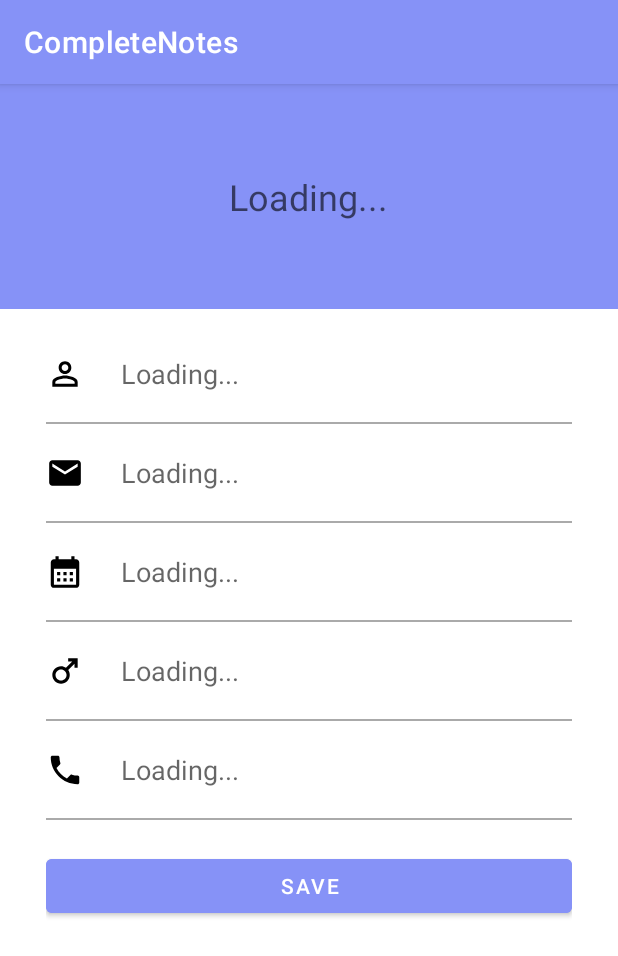
After one commit to stavshaham/CompleteNotesSQLite, an Android app: the UserSettingsActivity screen opened directly, with no data from a screen before it, on a phone screen of 412 x 824 dp. The commit adds this screen. Shown: the top 956 px of the screen. Run offline under Robolectric (Android 15) with nearby library versions, the phone set to English and light mode, and no system bars.

Commit message:
DB Fixed

```diff
--- a/app/src/main/AndroidManifest.xml
+++ b/app/src/main/AndroidManifest.xml
@@ -5,6 +5,7 @@
     <uses-permission android:name="android.permission.PROXIMITY" />
     <uses-permission android:name="android.permission.VIBRATE" />
     <uses-permission android:name="android.permission.INTERNET" />
+
     <application
         android:allowBackup="true"
         android:dataExtractionRules="@xml/data_extraction_rules"
@@ -14,6 +15,9 @@
         android:supportsRtl="true"
         android:theme="@style/Theme.CompleteNotes"
         tools:targetApi="31">
+        <activity
+            android:name=".UserSettingsActivity"
+            android:exported="false" />
         <activity
             android:name=".RegisterActivity"
             android:exported="false" />
@@ -34,7 +38,7 @@
             android:exported="false" />
         <activity
             android:name=".MainActivity"
-            android:exported="false"/>
+            android:exported="false" />
     </application>
 
 </manifest>
--- /dev/null
+++ b/app/src/main/java/com/stav/completenotes/UserSettingsActivity.java
@@ -0,0 +1,183 @@
+package com.stav.completenotes;
+
+import androidx.appcompat.app.AlertDialog;
+import androidx.appcompat.app.AppCompatActivity;
+
+import android.app.DatePickerDialog;
+import android.os.Bundle;
+import android.text.TextUtils;
+import android.util.Patterns;
+import android.view.View;
+import android.widget.AdapterView;
+import android.widget.ArrayAdapter;
+import android.widget.Button;
+import android.widget.EditText;
+import android.widget.ImageView;
+import android.widget.Spinner;
+import android.widget.TextView;
+import android.widget.Toast;
+
+import com.stav.completenotes.db.SQLiteHelper;
+import com.stav.completenotes.db.User;
+
+import java.util.Calendar;
+
+public class UserSettingsActivity extends AppCompatActivity implements AdapterView.OnItemSelectedListener {
+
+    private SQLiteHelper sqLiteHelper;
+    private EditText editTextName, editTextEmail, editTextDate, editTextGender, editTextPhone;
+    private TextView textViewWelcome;
+    private String name, email, dob, username, phone, gender;
+    private DatePickerDialog picker;
+    private ImageView genderImageView;
+    private Button saveBtn;
+
+    @Override
+    protected void onCreate(Bundle savedInstanceState) {
+        super.onCreate(savedInstanceState);
+        setContentView(R.layout.activity_user_settings);
+        // Initializing xml values
+        saveBtn = findViewById(R.id.saveBtn);
+        editTextName = findViewById(R.id.edit_text_name);
+        editTextEmail = findViewById(R.id.edit_text_email);
+        editTextDate = findViewById(R.id.edit_text_dob);
+        editTextGender = findViewById(R.id.edit_text_gender);
+        editTextPhone = findViewById(R.id.edit_text_phone);
+
+        textViewWelcome = findViewById(R.id.text_show_welcome);
+        genderImageView = findViewById(R.id.ic_gender);
+
+        sqLiteHelper = new SQLiteHelper(getApplicationContext());
+
+        User user = sqLiteHelper.getCurrentUser();
+        if (user == null) {
+            Toast.makeText(UserSettingsActivity.this, "Something went wrong! User's details are not available at this moment", Toast.LENGTH_SHORT).show();
+        } else {
+            updateUserData(user);
+        }
+        editTextName.setOnClickListener(v -> {
+            alertDialogBuilder("Change username", "Enter your username", editTextName, "username");
+        });
+
+        editTextPhone.setOnClickListener(v -> {
+            alertDialogBuilder("Change phone number", "Enter your phone number", editTextPhone, "phone");
+        });
+
+        editTextEmail.setOnClickListener(v -> {
+            alertDialogBuilder("Change your email", "Enter your new email", editTextEmail, "email");
+        });
+
+        editTextDate.setOnClickListener(v -> {
+            final Calendar cal = Calendar.getInstance();
+            int day = cal.get(Calendar.DAY_OF_MONTH);
+            int month = cal.get(Calendar.MONTH);
+            int year = cal.get(Calendar.YEAR);
+
+            picker = new DatePickerDialog(UserSettingsActivity.this, R.style.AppTheme_DialogTheme, (vw, year1, month1, dayOfMonth) ->
+                    editTextDate.setText(dayOfMonth + "/" + (month1 + 1) + "/" + year1), year, month, day);
+
+            picker.show();
+        });
+
+        editTextGender.setOnClickListener(v -> {
+            final String[] genders = {"Male", "Female"};
+            Spinner dropdown = new Spinner(UserSettingsActivity.this);
+            ArrayAdapter<String> adapter = new ArrayAdapter<>(UserSettingsActivity.this, android.R.layout.simple_spinner_dropdown_item, genders);
+            adapter.setDropDownViewResource(android.R.layout.simple_spinner_dropdown_item);
+            dropdown.setAdapter(adapter);
+            dropdown.setOnItemSelectedListener(UserSettingsActivity.this);
+        });
+
+        saveBtn.setOnClickListener(v -> {
+
+        });
+    }
+
+    @Override
+    public void onItemSelected(AdapterView<?> parent, View v, int position, long id) {
+        switch (position) {
+            case 0:
+                editTextGender.setText("Male");
+                genderImageView.setImageResource(R.drawable.baseline_male_24);
+                break;
+            case 1:
+                editTextGender.setText("Female");
+                genderImageView.setImageResource(R.drawable.baseline_female_24);
+                break;
+
+        }
+    }
+
+    @Override
+    public void onNothingSelected(AdapterView<?> adapterView) {
+
+    }
+
+    private void updateUserData(User user) {
+        name = user.getName();
+        email = user.getEmail();
+        dob = user.getDob();
+        username = user.getUsername();
+        phone = user.getPhoneNumber();
+        gender = user.getGender();
+
+        textViewWelcome.setHint("Welcome " + name);
+        editTextName.setHint(username);
+        editTextEmail.setHint(email);
+        editTextDate.setHint(dob);
+        editTextGender.setHint(gender);
+        editTextPhone.setHint(phone);
+
+        if (gender.equalsIgnoreCase("male")) {
+            genderImageView.setImageResource(R.drawable.baseline_male_24);
+        } else {
+            genderImageView.setImageResource(R.drawable.baseline_female_24);
+        }
+    }
+
+    // alertDialogBuilder function
+    // The function builds and alertDialog and checks the necessary things to change the text
+    public void alertDialogBuilder(String title, String description, EditText editText, String type) {
+        // Setup alert builder
+        AlertDialog.Builder builder = new AlertDialog.Builder(UserSettingsActivity.this);
+        builder.setTitle(title);
+        builder.setMessage(description);
+
+        final EditText editTextDialog = new EditText(UserSettingsActivity.this);
+        editTextDialog.setTextColor(getResources().getColor(R.color.lavender));
+        editTextDialog.setTextSize(18);
+        editTextDialog.setHint(description);
+
+        builder.setView(editTextDialog);
+
+        String text = editTextDialog.getText().toString();
+
+        // Open email apps if user clicks continue button.
+        builder.setPositiveButton("Confirm", (dialog, which) -> { // Instead of new ... using dialog, which, means onClick because these are the values needed
+            if (type == "email") {
+                if (TextUtils.isEmpty(text)) {
+                    Toast.makeText(UserSettingsActivity.this, "The text should not be empty", Toast.LENGTH_SHORT).show();
+                } else if(!Patterns.EMAIL_ADDRESS.matcher(text).matches()) {
+                    Toast.makeText(UserSettingsActivity.this, "Email is not valid", Toast.LENGTH_SHORT).show();
+                } else {
+                    editText.setHint(editTextDialog.getText());
+                    User user = sqLiteHelper.getCurrentUser();
+                    user.setEmail(text);
+                    sqLiteHelper.updateUser(user);
+                }
+            } else {
+                if (TextUtils.isEmpty(text)) {
+                    Toast.makeText(UserSettingsActivity.this, "The text should not be empty", Toast.LENGTH_SHORT).show();
+                } else {
+                    editText.setHint(editTextDialog.getText());
+                }
+            }
+        });
+
+        // Create the AlertDialog
+        AlertDialog alertDialog = builder.create();
+
+        // Show the AlertDialog
+        alertDialog.show();
+    }
+}
--- /dev/null
+++ b/app/src/main/res/drawable/baseline_female_24.xml
@@ -0,0 +1,5 @@
+<vector android:height="24dp" android:tint="#000000"
+    android:viewportHeight="24" android:viewportWidth="24"
+    android:width="24dp" xmlns:android="http://schemas.android.com/apk/res/android">
+    <path android:fillColor="@android:color/white" android:pathData="M17.5,9.5C17.5,6.46 15.04,4 12,4S6.5,6.46 6.5,9.5c0,2.7 1.94,4.93 4.5,5.4V17H9v2h2v2h2v-2h2v-2h-2v-2.1C15.56,14.43 17.5,12.2 17.5,9.5zM8.5,9.5C8.5,7.57 10.07,6 12,6s3.5,1.57 3.5,3.5S13.93,13 12,13S8.5,11.43 8.5,9.5z"/>
+</vector>
--- /dev/null
+++ b/app/src/main/res/drawable/baseline_male_24.xml
@@ -0,0 +1,5 @@
+<vector android:height="24dp" android:tint="#000000"
+    android:viewportHeight="24" android:viewportWidth="24"
+    android:width="24dp" xmlns:android="http://schemas.android.com/apk/res/android">
+    <path android:fillColor="@android:color/white" android:pathData="M9.5,11c1.93,0 3.5,1.57 3.5,3.5S11.43,18 9.5,18S6,16.43 6,14.5S7.57,11 9.5,11zM9.5,9C6.46,9 4,11.46 4,14.5S6.46,20 9.5,20s5.5,-2.46 5.5,-5.5c0,-1.16 -0.36,-2.23 -0.97,-3.12L18,7.42V10h2V4h-6v2h2.58l-3.97,3.97C11.73,9.36 10.66,9 9.5,9z"/>
+</vector>
--- /dev/null
+++ b/app/src/main/res/drawable/baseline_person_outline_24.xml
@@ -0,0 +1,5 @@
+<vector android:height="24dp" android:tint="#000000"
+    android:viewportHeight="24" android:viewportWidth="24"
+    android:width="24dp" xmlns:android="http://schemas.android.com/apk/res/android">
+    <path android:fillColor="@android:color/white" android:pathData="M12,5.9c1.16,0 2.1,0.94 2.1,2.1s-0.94,2.1 -2.1,2.1S9.9,9.16 9.9,8s0.94,-2.1 2.1,-2.1m0,9c2.97,0 6.1,1.46 6.1,2.1v1.1L5.9,18.1L5.9,17c0,-0.64 3.13,-2.1 6.1,-2.1M12,4C9.79,4 8,5.79 8,8s1.79,4 4,4 4,-1.79 4,-4 -1.79,-4 -4,-4zM12,13c-2.67,0 -8,1.34 -8,4v3h16v-3c0,-2.66 -5.33,-4 -8,-4z"/>
+</vector>
--- a/app/src/main/res/layout/activity_login.xml
+++ b/app/src/main/res/layout/activity_login.xml
@@ -48,7 +48,7 @@
                 android:background="@drawable/custom_edit_text"
                 android:drawableStart="@drawable/ic_baseline_email_24"
                 android:drawablePadding="8dp"
-                android:hint="@string/email"
+                android:hint="Email/Username"
                 android:inputType="textEmailAddress"
                 android:padding="8dp"
                 android:textColor="@color/black"
--- /dev/null
+++ b/app/src/main/res/layout/activity_user_settings.xml
@@ -0,0 +1,206 @@
+<?xml version="1.0" encoding="utf-8"?>
+<ScrollView xmlns:android="http://schemas.android.com/apk/res/android"
+    xmlns:app="http://schemas.android.com/apk/res-auto"
+    xmlns:tools="http://schemas.android.com/tools"
+    android:layout_width="match_parent"
+    android:layout_height="match_parent"
+    tools:context=".UserSettingsActivity">
+
+    <LinearLayout
+        android:layout_width="match_parent"
+        android:layout_height="wrap_content"
+        android:orientation="vertical">
+
+        <RelativeLayout
+            android:layout_width="match_parent"
+            android:layout_height="150dp"
+            android:background="@color/lavender">
+
+            <TextView
+                android:id="@+id/text_show_welcome"
+                android:layout_width="wrap_content"
+                android:layout_height="wrap_content"
+                android:layout_centerInParent="true"
+                android:layout_marginTop="5dp"
+                android:hint="@string/loading"
+                android:textAppearance="@style/TextAppearance.AppCompat.Headline"
+                android:textColor="@color/white"
+                tools:ignore="TextContrastCheck" />
+        </RelativeLayout>
+
+        <RelativeLayout
+            android:layout_width="match_parent"
+            android:layout_height="match_parent"
+            android:padding="15dp"
+            android:layout_margin="15dp"
+            android:background="@color/white">
+
+            <ImageView
+                android:id="@+id/ic_profile"
+                android:layout_width="25dp"
+                android:layout_height="25dp"
+                android:background="@drawable/baseline_person_outline_24"
+                tools:ignore="ImageContrastCheck" />
+
+            <EditText
+                android:id="@+id/edit_text_name"
+                android:layout_width="match_parent"
+                android:layout_height="wrap_content"
+                android:layout_alignStart="@id/ic_profile"
+                android:layout_marginStart="50dp"
+                android:background="@android:color/transparent"
+                android:hint="Loading..."
+                android:textSize="18sp"
+                tools:ignore="TextContrastCheck"
+                android:inputType="text"
+                android:focusable="false"/>
+
+            <View
+                android:layout_width="match_parent"
+                android:layout_height="1dp"
+                android:layout_marginTop="20dp"
+                android:layout_below="@id/edit_text_name"
+                android:background="@android:color/darker_gray"
+                android:id="@+id/divider_email"/>
+
+            <ImageView
+                android:id="@+id/ic_email"
+                android:layout_width="25dp"
+                android:layout_height="25dp"
+                android:layout_below="@id/divider_email"
+                android:layout_marginTop="20dp"
+                android:background="@drawable/ic_baseline_email_24"
+                tools:ignore="ImageContrastCheck" />
+
+            <EditText
+                android:id="@+id/edit_text_email"
+                android:layout_width="match_parent"
+                android:layout_height="wrap_content"
+                android:layout_below="@id/divider_email"
+                android:layout_alignStart="@id/ic_email"
+                android:layout_marginStart="50dp"
+                android:layout_marginTop="20dp"
+                android:background="@android:color/transparent"
+                android:hint="@string/loading"
+                android:textSize="18sp"
+                tools:ignore="TextContrastCheck"
+                android:inputType="textEmailAddress"
+                android:focusable="false"/>
+
+            <View
+                android:layout_width="match_parent"
+                android:layout_height="1dp"
+                android:layout_marginTop="20dp"
+                android:layout_below="@id/edit_text_email"
+                android:background="@android:color/darker_gray"
+                android:id="@+id/divider_dob"/>
+
+            <ImageView
+                android:id="@+id/ic_dob"
+                android:layout_width="25dp"
+                android:layout_height="25dp"
+                android:layout_below="@id/divider_dob"
+                android:layout_marginTop="20dp"
+                android:background="@drawable/ic_baseline_calendar_month_24"
+                tools:ignore="ImageContrastCheck" />
+
+            <EditText
+                android:id="@+id/edit_text_dob"
+                android:layout_width="match_parent"
+                android:layout_height="wrap_content"
+                android:layout_below="@id/divider_dob"
+                android:layout_alignStart="@id/ic_email"
+                android:layout_marginStart="50dp"
+                android:layout_marginTop="20dp"
+                android:background="@android:color/transparent"
+                android:hint="@string/loading"
+                android:textSize="18sp"
+                tools:ignore="TextContrastCheck"
+                android:inputType="date"
+                android:focusable="false"/>
+
+            <View
+                android:layout_width="match_parent"
+                android:layout_height="1dp"
+                android:layout_marginTop="20dp"
+                android:layout_below="@id/edit_text_dob"
+                android:background="@android:color/darker_gray"
+                android:id="@+id/divider_gender"/>
+
+            <ImageView
+                android:id="@+id/ic_gender"
+                android:layout_width="25dp"
+                android:layout_height="25dp"
+                android:layout_below="@id/divider_gender"
+                android:layout_marginTop="20dp"
+                android:background="@drawable/baseline_male_24"
+                tools:ignore="ImageContrastCheck" />
+
+            <EditText
+                android:id="@+id/edit_text_gender"
+                android:layout_width="match_parent"
+                android:layout_height="wrap_content"
+                android:layout_below="@id/divider_gender"
+                android:layout_alignStart="@id/ic_email"
+                android:layout_marginStart="50dp"
+                android:layout_marginTop="20dp"
+                android:background="@android:color/transparent"
+                android:hint="@string/loading"
+                android:textSize="18sp"
+                tools:ignore="TouchTargetSizeCheck,TextContrastCheck"
+                android:inputType="text"
+                android:focusable="false"/>
+
+            <View
+                android:layout_width="match_parent"
+                android:layout_height="1dp"
+                android:layout_marginTop="20dp"
+                android:layout_below="@id/edit_text_gender"
+                android:background="@android:color/darker_gray"
+                android:id="@+id/divider_phone"/>
+
+            <ImageView
+                android:id="@+id/ic_phone"
+                android:layout_width="25dp"
+                android:layout_height="25dp"
+                android:layout_below="@id/divider_phone"
+                android:layout_marginTop="20dp"
+                android:background="@drawable/ic_baseline_local_phone_24"
+                tools:ignore="ImageContrastCheck" />
+
+            <EditText
+                android:id="@+id/edit_text_phone"
+                android:layout_width="match_parent"
+                android:layout_height="wrap_content"
+                android:layout_below="@id/divider_phone"
+                android:layout_alignStart="@id/ic_phone"
+                android:layout_marginStart="50dp"
+                android:layout_marginTop="20dp"
+                android:background="@android:color/transparent"
+                android:hint="@string/loading"
+                android:textSize="18sp"
+                android:inputType="phone"
+                android:focusable="false"/>
+
+            <View
+                android:layout_width="match_parent"
+                android:layout_height="1dp"
+                android:layout_marginTop="20dp"
+                android:layout_below="@id/edit_text_phone"
+                android:background="@android:color/darker_gray"
+                android:id="@+id/divider_last"/>
+
+            <Button
+                android:layout_below="@id/divider_last"
+                android:layout_width="match_parent"
+                android:layout_height="match_parent"
+                android:backgroundTint="@color/lavender"
+                android:layout_marginTop="20dp"
+                android:text="@string/save"
+                android:id="@+id/saveBtn"/>
+
+        </RelativeLayout>
+
+    </LinearLayout>
+
+</ScrollView>
--- a/app/src/main/res/values/strings.xml
+++ b/app/src/main/res/values/strings.xml
@@ -14,4 +14,6 @@
     <string name="sign_up">Sign Up</string>
     <string name="already_has_an_account">Already has an account</string>
     <string name="login_with_fingerprint">Login with fingerprint</string>
+    <string name="loading">Loading...</string>
+    <string name="save">Save</string>
 </resources>
```
Also changed, not shown: app/src/main/java/com/stav/completenotes/SettingsActivity.java (+9 -2 lines), app/src/main/java/com/stav/completenotes/db/SQLiteHelper.java (+52 -5 lines), app/src/main/java/com/stav/completenotes/db/User.java (+11 -1 lines), app/src/main/res/layout/activity_settings.xml (+14 -1 lines).
